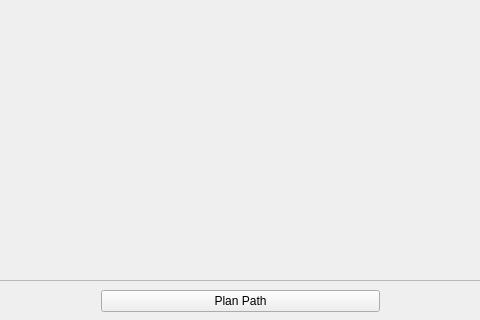
Qt form planning/mainwindow.ui (guiacamelo/planningAlgorithms) before a commit; both pictures show x 219 to 699 and y 720 to 1040 of the 946 by 1040 pixel window.
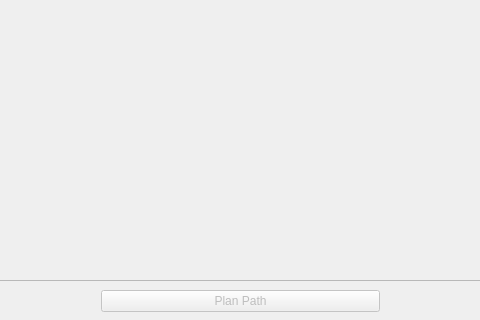
The same form after that commit.

```diff
--- a/planning/mainwindow.ui
+++ b/planning/mainwindow.ui
@@ -94,6 +94,9 @@
     </layout>
    </widget>
    <widget class="QPushButton" name="btnPlanPath">
+    <property name="enabled">
+     <bool>false</bool>
+    </property>
     <property name="geometry">
      <rect>
       <x>320</x>
```
